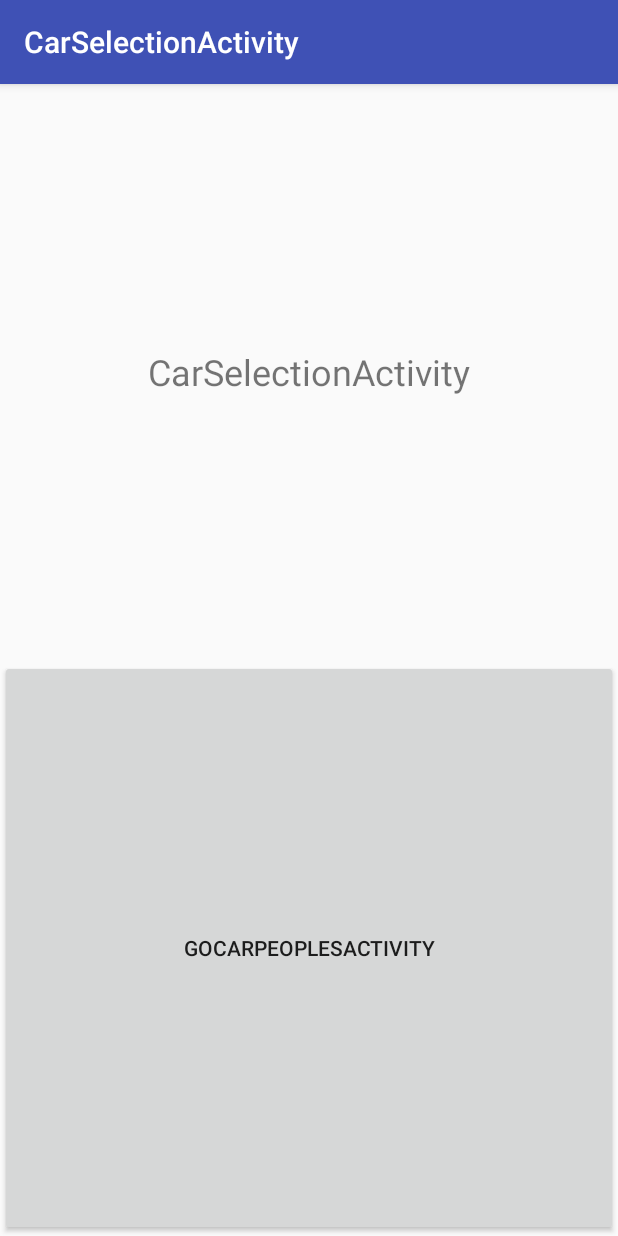
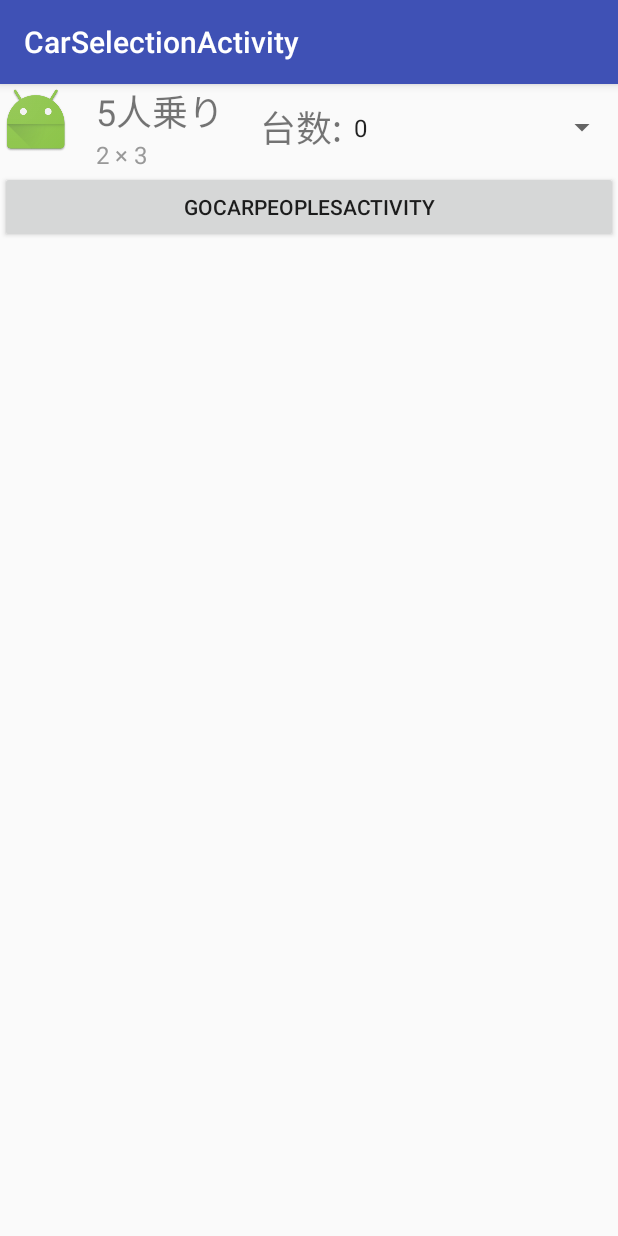
Before and after one commit to yutamaro0405/OsuDevelopers, an Android app: the screen it shows after launch (CarSelectionActivity), on a phone screen of 412 x 824 dp. Run offline under Robolectric (Android 15) with nearby library versions, the phone set to English and light mode, and no system bars.

Commit message:
CarSelectionの画面レイアウト検討

```diff
--- a/SeatAllocation/app/src/main/res/layout/content_car_selection.xml
+++ b/SeatAllocation/app/src/main/res/layout/content_car_selection.xml
@@ -10,20 +10,60 @@
     tools:context="com.osudevelopers.seatallocation.CarSelectionActivity"
     tools:showIn="@layout/activity_car_selection">
 
-    <TextView
+    <LinearLayout
         android:layout_width="match_parent"
-        android:layout_height="0dp"
-        android:layout_weight="1"
-        android:gravity="center"
-        android:textSize="24dp"
-        android:text="CarSelectionActivity"/>
+        android:layout_height="wrap_content"
+        android:orientation="horizontal">
+        <ImageView
+            android:id="@+id/icon"
+            android:layout_marginRight="16dp"
+            android:src="@mipmap/ic_launcher"
+            android:layout_width="wrap_content"
+            android:layout_height="wrap_content"/>
+
+        <LinearLayout
+            android:layout_width="wrap_content"
+            android:layout_height="wrap_content"
+            android:orientation="vertical">
+
+            <TextView
+                android:id="@+id/name"
+                android:layout_width="match_parent"
+                android:layout_height="wrap_content"
+                android:text="5人乗り"
+                android:textSize="24sp"/>
+
+            <TextView
+                android:id="@+id/loc"
+                android:layout_width="match_parent"
+                android:layout_height="wrap_content"
+                android:text="2 × 3"
+                android:textColor="#999999"
+                android:textSize="16sp"/>
+        </LinearLayout>
+        <TextView
+            android:layout_marginLeft="24dp"
+            android:layout_width="wrap_content"
+            android:layout_height="match_parent"
+            android:gravity="center"
+            android:textSize="24dp"
+            android:text="台数:"/>
+
+
+        <Spinner
+            android:layout_width="match_parent"
+            android:layout_height="match_parent"
+            android:gravity="center"
+            android:entries="@array/NumOfCars"
+            android:id="@+id/spinner"/>
+
+    </LinearLayout>
 
     <Button
         android:id="@+id/goCarPeoplesButton"
+        android:layout_width="match_parent"
+        android:layout_height="wrap_content"
         android:onClick="goCarPeoples"
-        android:layout_width="match_parent"
-        android:layout_height="0dp"
-        android:layout_weight="1"
         android:text="goCarPeoplesActivity"/>
 
 </LinearLayout>
--- a/SeatAllocation/app/src/main/res/values/strings.xml
+++ b/SeatAllocation/app/src/main/res/values/strings.xml
@@ -3,4 +3,13 @@
     <string name="action_settings">Settings</string>
     <string name="title_activity_main">MainActivity</string>
     <string name="title_activity_car_selection">CarSelectionActivity</string>
+
+    <string-array name="NumOfCars">
+        <item>0</item>
+        <item>1</item>
+        <item>2</item>
+        <item>3</item>
+        <item>4</item>
+        <item>5</item>
+    </string-array>
 </resources>
```
